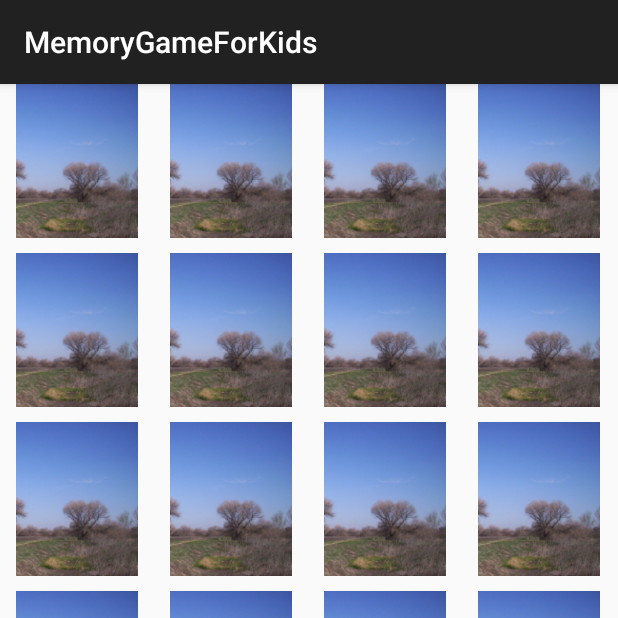
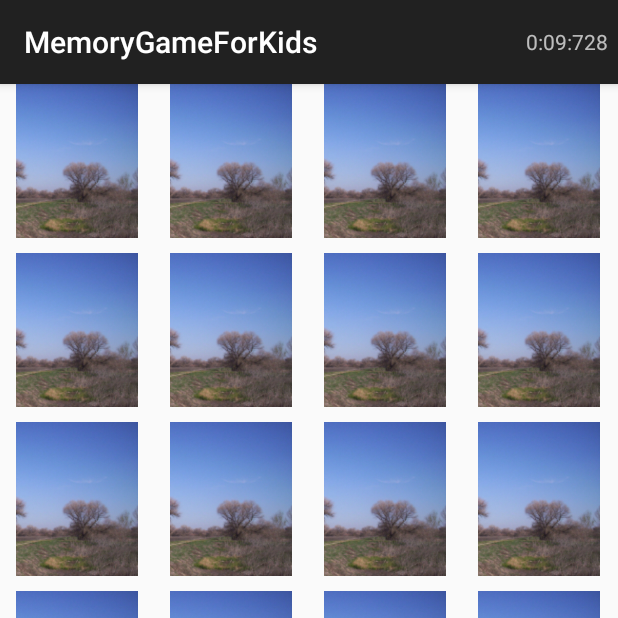
Before and after one commit to gajendragusain/ConcentrationGame, an Android app: the screen it shows after launch (MainActivity), after a tap on "START", on a phone screen of 412 x 824 dp, the top half of it. Run offline under Robolectric (Android 15) with nearby library versions, the phone set to English and light mode, and no system bars.

Commit message:
changes done

```diff
--- a/MemorygameF/app/src/main/java/com/example/gajendra/memorygameforkids/MainActivity.java
+++ b/MemorygameF/app/src/main/java/com/example/gajendra/memorygameforkids/MainActivity.java
@@ -4,8 +4,15 @@ import android.content.Context;
 import android.content.Intent;
 import android.graphics.Color;
 import android.media.MediaPlayer;
+import android.os.CountDownTimer;
+import android.os.Handler;
+import android.os.SystemClock;
+import android.support.v4.view.MenuItemCompat;
 import android.support.v7.app.ActionBarActivity;
 import android.os.Bundle;
+import android.text.format.Time;
+import android.view.Menu;
+import android.view.MenuItem;
 import android.view.View;
 import android.view.ViewGroup;
 import android.view.animation.AlphaAnimation;
@@ -25,7 +32,7 @@ import java.lang.Object;
 
 public class MainActivity extends ActionBarActivity {
 
-    private TextView status;
+    private TextView status, timerText;
     private MediaPlayer player, pl1, pl2,end;
     private HashMap<Integer, Integer> hm = new HashMap<Integer, Integer>();
     private Integer[] images,imageIDs;
@@ -37,13 +44,18 @@ public class MainActivity extends ActionBarActivity {
     private Card image;
     private AdapterView.OnItemClickListener listen;
     private Button reset,board;
+    private Handler customHandler = new Handler();
+    long timeInMilliseconds = 0L;
+    long timeSwapBuff = 0L;
+    long updatedTime = 0L;
+    private long startTime = 0L;
 
     @Override
     public void onCreate(Bundle savedInstanceState) {
 
         super.onCreate(savedInstanceState);
         setContentView(R.layout.activity_main);
-        Size = getIntent().getIntExtra("size",4);
+        Size = getIntent().getIntExtra("size", 4);
         START_TIME=System.currentTimeMillis();
         final GridView gridView = (GridView) findViewById(R.id.gridView);
         reset =(Button)findViewById(R.id.reset);
@@ -139,6 +151,8 @@ public class MainActivity extends ActionBarActivity {
                 if (isFinished()) {
                     gridView.setEnabled(false);
                     animate(status);
+                    timeSwapBuff += timeInMilliseconds;
+                    customHandler.removeCallbacks(updateTimerThread);
                     END_TIME=System.currentTimeMillis();
                     image.postDelayed(new Runnable() {
                         @Override
@@ -315,6 +329,85 @@ public class MainActivity extends ActionBarActivity {
         finish();
 
     }
+
+    @Override
+    public boolean onCreateOptionsMenu(Menu menu) {
+        getMenuInflater().inflate(R.menu.timer, menu);
+
+        MenuItem timerItem = menu.findItem(R.id.break_timer);
+        timerText = (TextView) MenuItemCompat.getActionView(timerItem);
+
+        timerText.setPadding(10, 0, 10, 0); //Or something like that...
+        customHandler.postDelayed(updateTimerThread, 0);
+        //startTimer(30000, 1000); //One tick every second for 30 seconds
+        return true;
+    }
+
+    /*private void startTimer(long duration, long interval) {
+
+        CountDownTimer timer = new CountDownTimer(duration, interval) {
+
+            @Override
+            public void onFinish() {
+                //TODO Whatever's meant to happen when it finishes
+            }
+
+            @Override
+            public void onTick(long millisecondsLeft) {
+                int secondsLeft = (int) Math.round((millisecondsLeft / (double) 1000));
+                timerText.setText(secondsToString(secondsLeft));
+            }
+        };
+
+        timer.start();
+    }*/
+
+    /*private String secondsToString(int improperSeconds) {
+
+        //Seconds must be fewer than are in a day
+
+        Time secConverter = new Time();
+
+        secConverter.hour = 0;
+        secConverter.minute = 0;
+        secConverter.second = 0;
+
+        secConverter.second = improperSeconds;
+        secConverter.normalize(true);
+
+        String hours = String.valueOf(secConverter.hour);
+        String minutes = String.valueOf(secConverter.minute);
+        String seconds = String.valueOf(secConverter.second);
+
+        if (seconds.length() < 2) {
+            seconds = "0" + seconds;
+        }
+        if (minutes.length() < 2) {
+            minutes = "0" + minutes;
+        }
+        if (hours.length() < 2) {
+            hours = "0" + hours;
+        }
+
+        String timeString = hours + ":" + minutes + ":" + seconds;
+        return timeString;
+    }*/
+
+    private Runnable updateTimerThread = new Runnable() {
+        public void run() {
+            timeInMilliseconds = SystemClock.uptimeMillis() - startTime;
+            updatedTime = timeSwapBuff + timeInMilliseconds;
+            int secs = (int) (updatedTime / 1000);
+            int mins = secs / 60;
+            secs = secs % 60;
+            int milliseconds = (int) (updatedTime % 1000);
+            timerText.setText("" + mins + ":"
+                            + String.format("%02d", secs) + ":"
+                            + String.format("%03d", milliseconds));
+            customHandler.postDelayed(this, 0);
+        }
+    };
+
     public void flip(Card view_new){
 
         FlipAnimator animator = new FlipAnimator(view_new,view_new, view_new.getWidth() / 2, view_new.getHeight() / 2);
--- /dev/null
+++ b/MemorygameF/app/src/main/res/menu/timer.xml
@@ -0,0 +1,11 @@
+<?xml version="1.0" encoding="utf-8"?>
+<menu xmlns:android="http://schemas.android.com/apk/res/android"
+    xmlns:compatibility="http://schemas.android.com/apk/res-auto">
+    xmlns:android="http://schemas.android.com/apk/res/android"
+
+    <item android:id="@+id/break_timer"
+        android:title="break_timer_title"
+        compatibility:showAsAction="always"
+        compatibility:actionViewClass="android.widget.TextView" />
+
+</menu>
```
